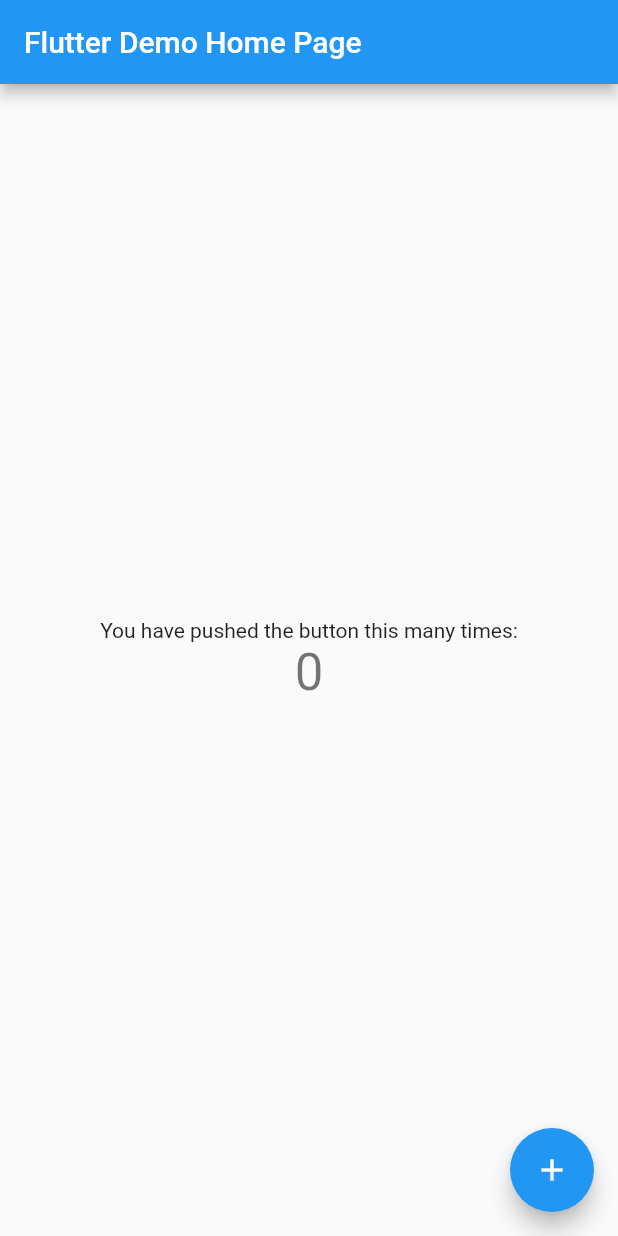
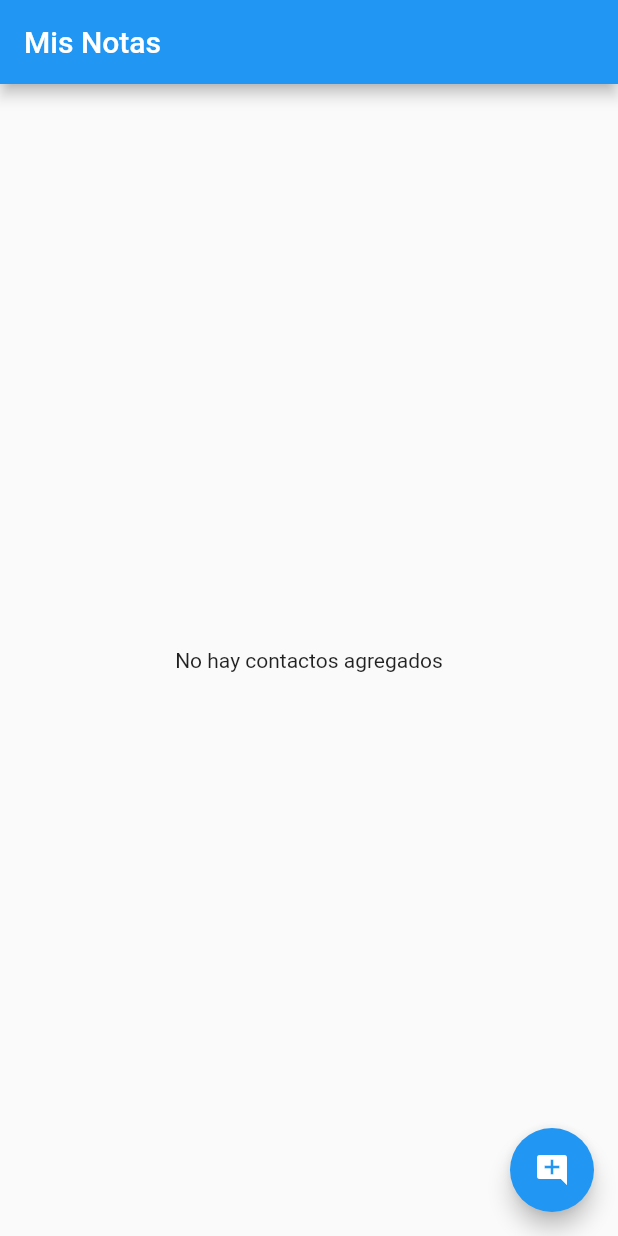
Before and after one commit to JLPenaLopez/mycontacts_demo, a Flutter app: the screen it shows after launch, on a phone screen of 412 x 824 dp. Run offline on Flutter 3.47's test engine with Material 2 defaults, Android fonts, the phone set to English and light mode, and no system bars.

Commit message:
Aplicación de contactos con marco inicial, lista con texto por defecto cuando no hay datos que mostrar, y navegacion entre pantallas

```diff
--- a/lib/main.dart
+++ b/lib/main.dart
@@ -1,4 +1,6 @@
 import 'package:flutter/material.dart';
+
+import 'src/pages/HomePage.dart';
 
 void main() => runApp(MyApp());
 
@@ -20,7 +22,8 @@ class MyApp extends StatelessWidget {
         // is not restarted.
         primarySwatch: Colors.blue,
       ),
-      home: MyHomePage(title: 'Flutter Demo Home Page'),
+      // home: MyHomePage(title: 'Flutter Demo Home Page'),
+      home: HomePage("Mis Notas")
     );
   }
 }
--- /dev/null
+++ b/lib/src/pages/HomePage.dart
@@ -0,0 +1,132 @@
+import 'package:flutter/material.dart';
+import 'Contact.dart';
+
+class HomePage extends StatefulWidget {
+  final String titleHome;
+
+  HomePage(this.titleHome);
+
+  @override
+  _HomePageState createState() {
+    // TODO: implement createState
+    return _HomePageState();
+  }
+}
+
+class _HomePageState extends State<HomePage> {
+  List<Widget> _list = [
+    ListTile(
+      title: Text("Hola"),
+    ),
+    Divider(),
+    ListTile(
+      title: Text("Hola"),
+    ),
+    Divider(),
+    ListTile(
+      title: Text("Hola"),
+    ),
+    Divider(),
+  ];
+
+  List<String> listS = List<String>();
+
+  Widget _listItems() {
+    if (listS.length > 0) {
+      return ListView.builder(
+        itemCount: listS.length,
+        itemBuilder: (context, i) {
+          final name = listS[i];
+          return Column(
+            children: <Widget>[
+              ListTile(
+                title: Text(name),
+              ),
+              Divider()
+            ],
+          );
+        },
+      );
+    } else {
+      return Center(
+        child: Text("No hay contactos agregados"),
+      );
+    }
+    //List list = List<Widget>();
+    // for (int i = 0; i <= 5; i++) {
+    //   final ListTile tile = ListTile(
+    //     title: Text('Hola Mundo $i'),
+    //   );
+    //   _list.add(tile);
+    //   if (i < 50) {
+    //     _list.add(Divider());
+    //   }
+    // }
+
+    // return ListView(
+    //   children: <Widget>[
+    //     Column(
+    //       children: <Widget>[
+    //         ListTile(
+    //           title: Text("Hola"),
+    //           subtitle: Text("Subtitulo"),
+    //           leading: Icon(Icons.add_location),
+    //           contentPadding: EdgeInsets.symmetric(vertical: 10, horizontal: 10),
+    //         ),
+    //         Divider()
+    //       ],
+    //     )
+    //   ],
+    // );
+
+    // return ListView(
+    //   // children: _list.toList(),
+    //   children: _list.toList(),
+    //   addAutomaticKeepAlives: false,
+    // );
+  }
+
+  @override
+  Widget build(BuildContext context) {
+    // TODO: implement build
+    return Scaffold(
+      appBar: AppBar(
+        title: Text(widget.titleHome),
+      ),
+      // body: Builder(
+      //   builder: (context) => Center(
+      //         // child: RaisedButton(
+      //         //   onPressed: () {
+      //         //     print("Hola Mundo");
+      //         //     final snackBar = SnackBar(
+      //         //       content: Text("Hola!"),
+      //         //     );
+      //         //     Scaffold.of(context).showSnackBar(snackBar);
+      //         //   },
+      //         //   child: Text("Button"),
+      //         // ),
+      //         child: _listItems(),
+      //       ),
+      // ),
+      body: _listItems(),
+      floatingActionButtonLocation: FloatingActionButtonLocation.endFloat,
+      floatingActionButton: FloatingActionButton(
+        onPressed: () async {
+          // listS.add("Hola Mundo");
+          // setState(() {});
+          final result = await Navigator.push(context,
+              MaterialPageRoute(builder: (context) {
+            return Contact();
+          }));
+          print('El resultado es $result');
+          if (result != null) {
+            listS.add(result);
+            setState(() {});
+          }
+        },
+        tooltip: "Agregar Nota",
+        child: Icon(Icons.add_comment),
+      ),
+    );
+  }
+}
```
Also changed, not shown: lib/src/pages/Contact.dart (added, +21 -0 lines).
